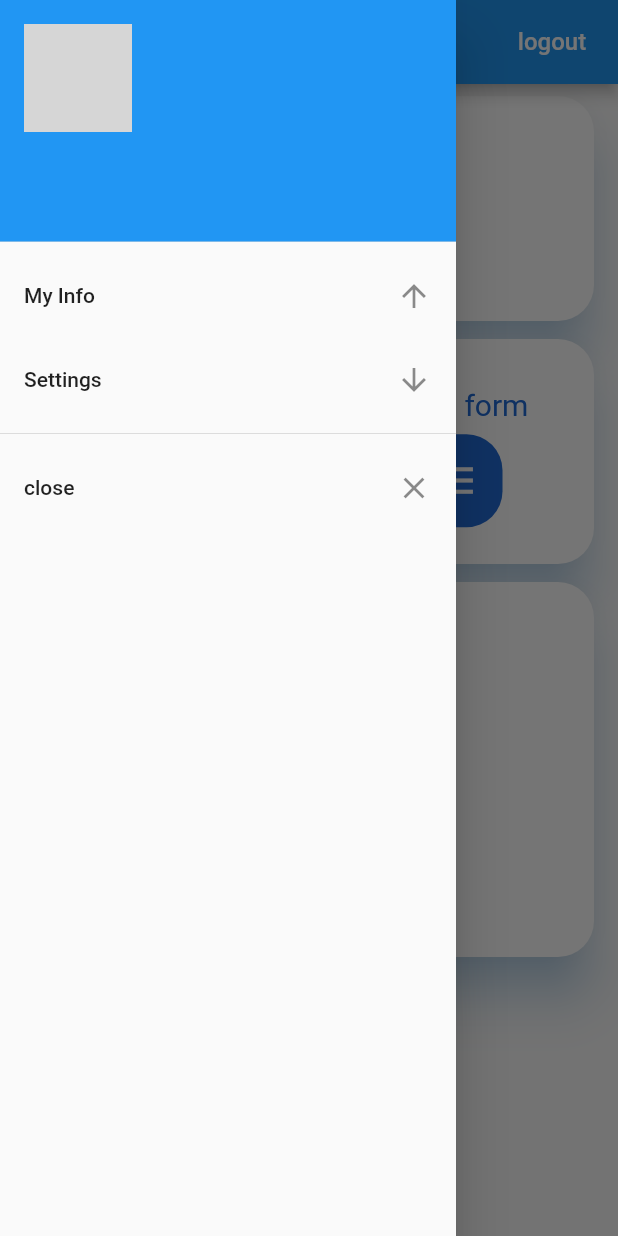
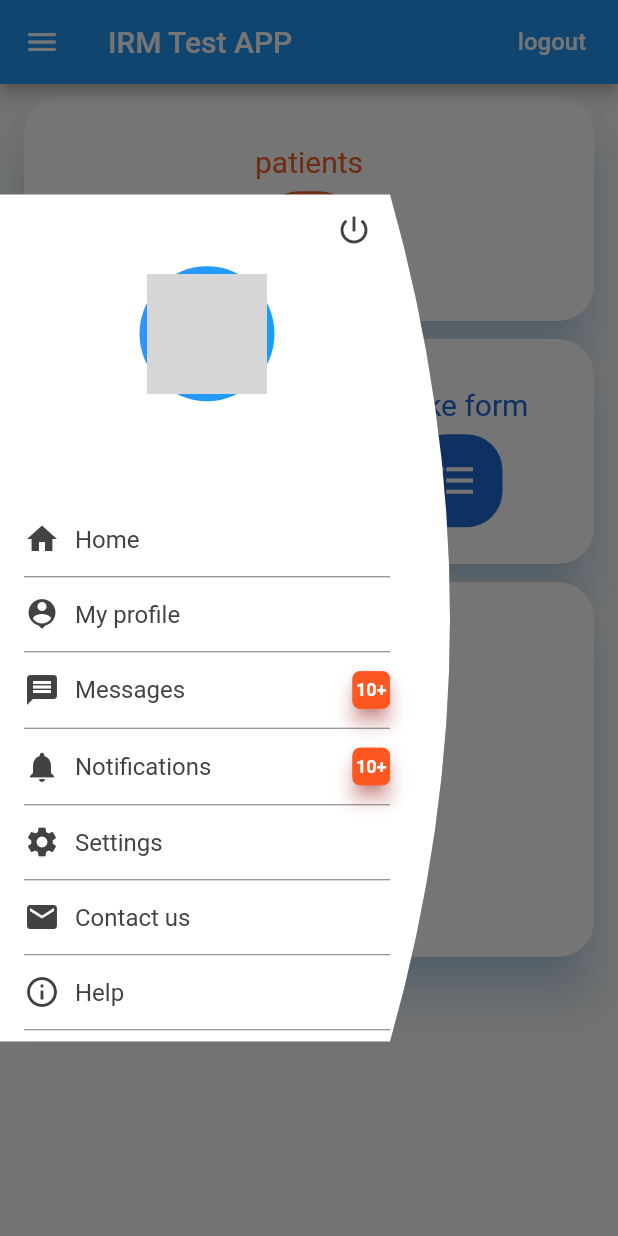
Before and after one commit to hansh0801/irm_flutter_demo, a Flutter app: the Home_Page screen opened directly, in the side drawer, after a tap on "patients", on a phone screen of 412 x 824 dp. Run offline on Flutter 3.47's test engine with Material 2 defaults, Android fonts, the phone set to English and light mode, and no system bars; our stand-ins replace fluro, flushbar, flutter_spinkit, splashscreen; missing offline and left inert: flutter_webview_plugin; network calls fail; statements that could not run were skipped; grey boxes are pictures that could not be loaded.

Commit message:
updated: 1. added new nice loock drawer 2. implemented date picker at modify patient and patient add page

```diff
--- /dev/null
+++ b/lib/drawer.dart
@@ -0,0 +1,145 @@
+import 'package:flutter/material.dart';
+import 'irm_auth.dart';
+
+
+
+
+final Color primary = Colors.white;
+final Color active = Colors.grey.shade800;
+final Color divider = Colors.grey.shade600;
+
+
+class OvalRightBorderClipper extends CustomClipper<Path> {
+
+
+
+  @override
+  Path getClip(Size size) {
+    var path = Path();
+    path.lineTo(0, 0);
+    path.lineTo(size.width-40, 0);
+    path.quadraticBezierTo(
+        size.width, size.height / 4, size.width, size.height/2);
+    path.quadraticBezierTo(
+        size.width, size.height - (size.height / 4), size.width-40, size.height);
+    path.lineTo(0, size.height);
+    return path;
+  }
+
+  @override
+  bool shouldReclip(CustomClipper<Path> oldClipper) {
+    return true;
+  }
+
+}
+
+
+
+buildDrawer() {
+  final String image = "images/sample.png";
+  return ClipPath(
+    clipper: OvalRightBorderClipper(),
+    child: Container(
+      padding: const EdgeInsets.only(left: 16.0,right: 40),
+      decoration: BoxDecoration(
+          color: primary,
+          boxShadow: [
+            BoxShadow(color: Colors.black45)
+          ]
+      ),
+      width: 300,
+
+      child: SafeArea(
+        child: SingleChildScrollView(
+          child: Column(
+            children: <Widget>[
+              Container(
+                alignment: Alignment.centerRight,
+                child: IconButton(
+                  icon: Icon(Icons.power_settings_new, color: active,),
+                  onPressed: () {},
+                ),
+              ),
+              Container(
+                height: 90,
+                alignment: Alignment.center,
+                decoration: BoxDecoration(
+                    shape: BoxShape.circle,
+                    gradient:
+                    LinearGradient(colors: [Colors.blueAccent, Colors.lightBlue])),
+                child: CircleAvatar(
+                  radius: 40,
+                  backgroundImage: new NetworkImage(
+                      "http://extmovie.maxmovie.com/xe/files/attach/images/174/863/001/009/fbe5e526bf8e5f38c75ab4aa68bbecea.jpg")
+                ),
+              ),
+              SizedBox(height: 5.0),
+              Text(
+                userinfo.username,
+                style: TextStyle(color: Colors.black, fontSize: 18.0, fontWeight: FontWeight.w600),
+              ),
+              Text(
+                userinfo.client_id,
+                style: TextStyle(
+                    color: active,
+                    fontSize: 16.0
+                ),
+              ),
+              SizedBox(height: 30.0),
+              _buildRow(Icons.home, "Home"),
+              _buildDivider(),
+              _buildRow(Icons.person_pin, "My profile"),
+              _buildDivider(),
+              _buildRow(Icons.message, "Messages", showBadge: true),
+              _buildDivider(),
+              _buildRow(Icons.notifications, "Notifications", showBadge: true),
+              _buildDivider(),
+              _buildRow(Icons.settings, "Settings"),
+              _buildDivider(),
+              _buildRow(Icons.email, "Contact us"),
+              _buildDivider(),
+              _buildRow(Icons.info_outline, "Help"),
+              _buildDivider(),
+            ],
+          ),
+        ),
+      ),
+    ),
+  );
+}
+
+Divider _buildDivider() {
+  return Divider(
+    color: divider,
+  );
+}
+
+Widget _buildRow(IconData icon, String title, {bool showBadge = false}) {
+  final TextStyle tStyle = TextStyle(color: active, fontSize: 16.0);
+  return Container(
+    padding: const EdgeInsets.symmetric(vertical: 5.0),
+    child: Row(children: [
+      Icon(icon, color: active,),
+      SizedBox(width: 10.0),
+      Text(title, style: tStyle,),
+      Spacer(),
+      if (showBadge)
+        Material(
+          color: Colors.deepOrange,
+          elevation: 5.0,
+          shadowColor: Colors.red,
+          borderRadius: BorderRadius.circular(5.0),
+          child: Container(
+            width: 25,
+            height: 25,
+            alignment: Alignment.center,
+            decoration: BoxDecoration(
+              color: Colors.deepOrange,
+              borderRadius: BorderRadius.circular(5.0),
+            ),
+            child: Text("10+", style: TextStyle(color: Colors.white, fontSize: 12.0,fontWeight: FontWeight.bold),),
+          ),
+        )
+    ]),
+  );
+}
--- a/lib/home_page.dart
+++ b/lib/home_page.dart
@@ -6,13 +6,18 @@ import 'patients_info.dart';
 import 'get_patient_data.dart';
 import 'dart:io';
 import "package:flutter/services.dart";
+import 'drawer.dart';
 
 class Home_Page extends StatefulWidget {
+
+
+
   @override
   _Home_PageState createState() => _Home_PageState();
 }
 
 class _Home_PageState extends State<Home_Page> {
+  final GlobalKey<ScaffoldState> _key = GlobalKey<ScaffoldState>();
   Material myItems(
       IconData icon, String heading, int color, String navigateto) {
     return Material(
@@ -102,6 +107,7 @@ class _Home_PageState extends State<Home_Page> {
               });
         },
         child: new Scaffold(
+          key: _key,
           appBar: new AppBar(
             title: new Text("IRM Test APP"),
             actions: <Widget>[
@@ -116,7 +122,7 @@ class _Home_PageState extends State<Home_Page> {
                   })
             ],
           ),
-           drawer: HomePageDrawer(),
+           drawer: buildDrawer(),
           body: new Container(
               child: StaggeredGridView.count(
             crossAxisCount: 2,
@@ -166,42 +172,3 @@ Widget roundedButton(String buttonLabel, Color bgColor, Color textColor) {
   );
   return loginBtn;
 }
-
-class HomePageDrawer extends StatefulWidget {
-  @override
-  _HomePageDrawerState createState() => _HomePageDrawerState();
-}
-
-class _HomePageDrawerState extends State<HomePageDrawer> {
-  @override
-  Widget build(BuildContext context) {
-    return new Drawer(
-      child: ListView(
-        children: <Widget>[
-          new UserAccountsDrawerHeader(
-            accountName: new Text(userinfo.username),
-            accountEmail: new Text(userinfo.client_id),
-            currentAccountPicture: new CircleAvatar(
-              backgroundImage: new NetworkImage(
-                  "http://extmovie.maxmovie.com/xe/files/attach/images/174/863/001/009/fbe5e526bf8e5f38c75ab4aa68bbecea.jpg"),
-            ),
-          ),
-          new ListTile(
-            title: new Text("My Info"),
-            trailing: new Icon(Icons.arrow_upward),
-          ),
-          new ListTile(
-            title: new Text("Settings"),
-            trailing: new Icon(Icons.arrow_downward),
-          ),
-          new Divider(),
-          new ListTile(
-            title: new Text("close"),
-            trailing: new Icon(Icons.close),
-            onTap: ()=>Navigator.of(context).pop(),
-          )
-        ],
-      ),
-    );
-  }
-}
```
Also changed, not shown: lib/new_patient.dart (+27 -9 lines), lib/patient_info_detail_modify.dart (+27 -11 lines).
